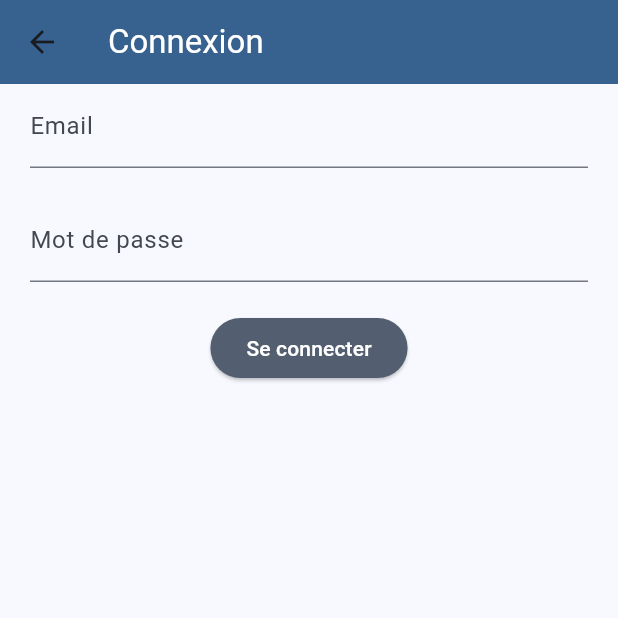
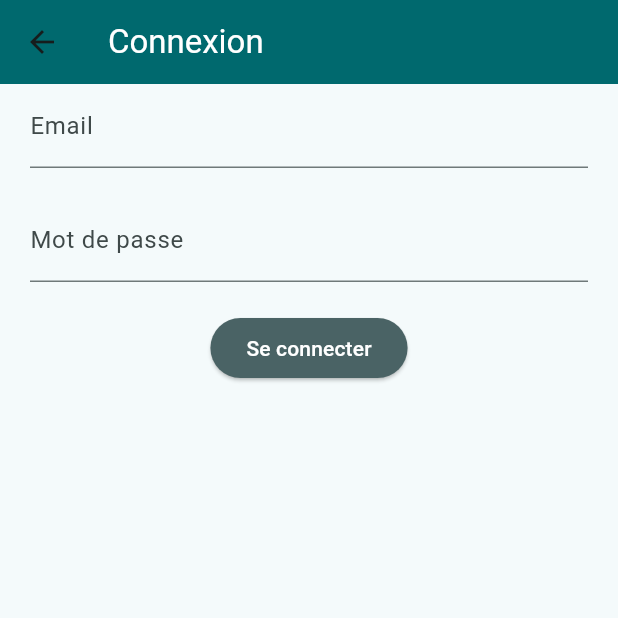
Before and after one commit to Florian-lang/eco-carwash, a Flutter app: the screen it shows after launch, in the side drawer, after a tap on "Mon compte", on a phone screen of 412 x 824 dp, the top half of it. Run offline on Flutter 3.47's test engine with Material 3 defaults, Android fonts, the phone set to English and light mode, and no system bars; our stand-ins replace shared_preferences; network calls fail.

Commit message:
add color for all page

```diff
--- a/lib/loginPage.dart
+++ b/lib/loginPage.dart
@@ -96,6 +96,7 @@ class _LoginPageState extends State<LoginPage> {
           return Scaffold(
             appBar: AppBar(
               title: const Text('Déconnexion'),
+              backgroundColor: Theme.of(context).colorScheme.primary,
             ),
             body: Center(
               child: Column(
--- a/lib/main.dart
+++ b/lib/main.dart
@@ -36,8 +36,8 @@ class MyApp extends StatelessWidget {
         //
         // This works for code too, not just values: Most code changes can be
         // tested with just a hot reload.
-        // colorScheme: ColorScheme.fromSeed(seedColor: Colors.deepPurple),
-        colorSchemeSeed:Color.fromARGB(255, 77, 125, 180),
+        colorSchemeSeed:Color.fromARGB(255, 18, 234, 245),
+        // colorSchemeSeed:Color.fromARGB(255, 77, 125, 180),
         useMaterial3: true,
       ),
       home: const MyHomePage(title: 'Eco CarWash'),
@@ -104,7 +104,7 @@ class _MyHomePageState extends State<MyHomePage> {
               child: Text(
                 'Menu',
                 style: TextStyle(
-                  color: Theme.of(context).colorScheme.onSecondary,
+                  color: Theme.of(context).colorScheme.onSurfaceVariant,
                   fontSize: 24,
                 ),
               ),
```
